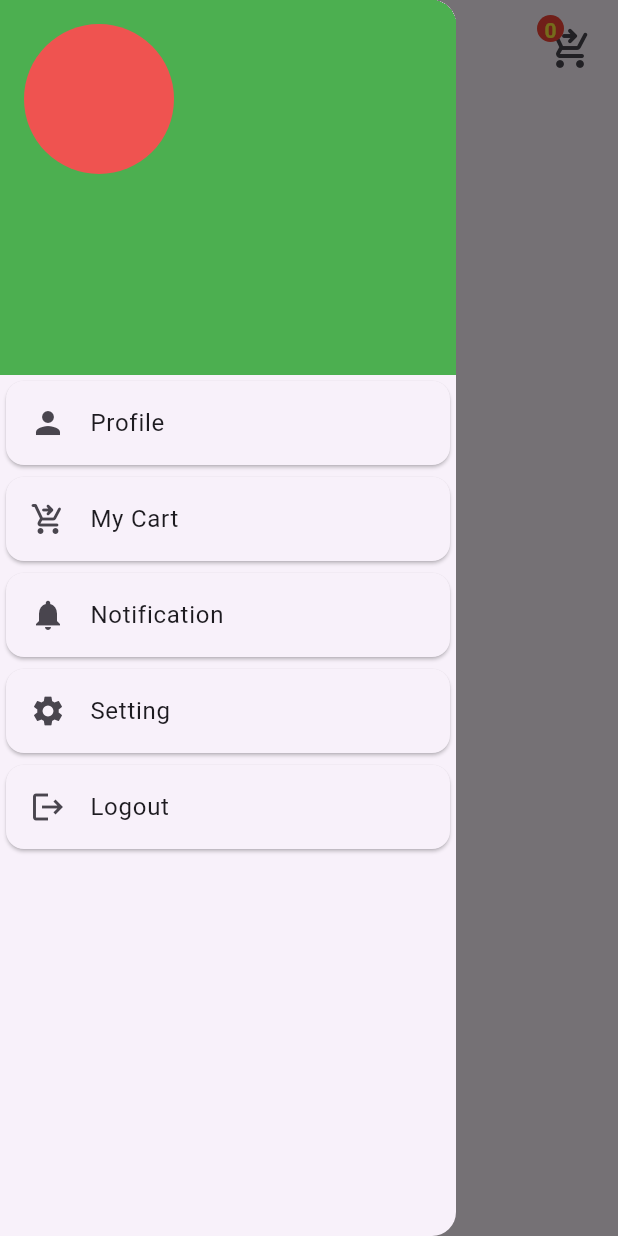
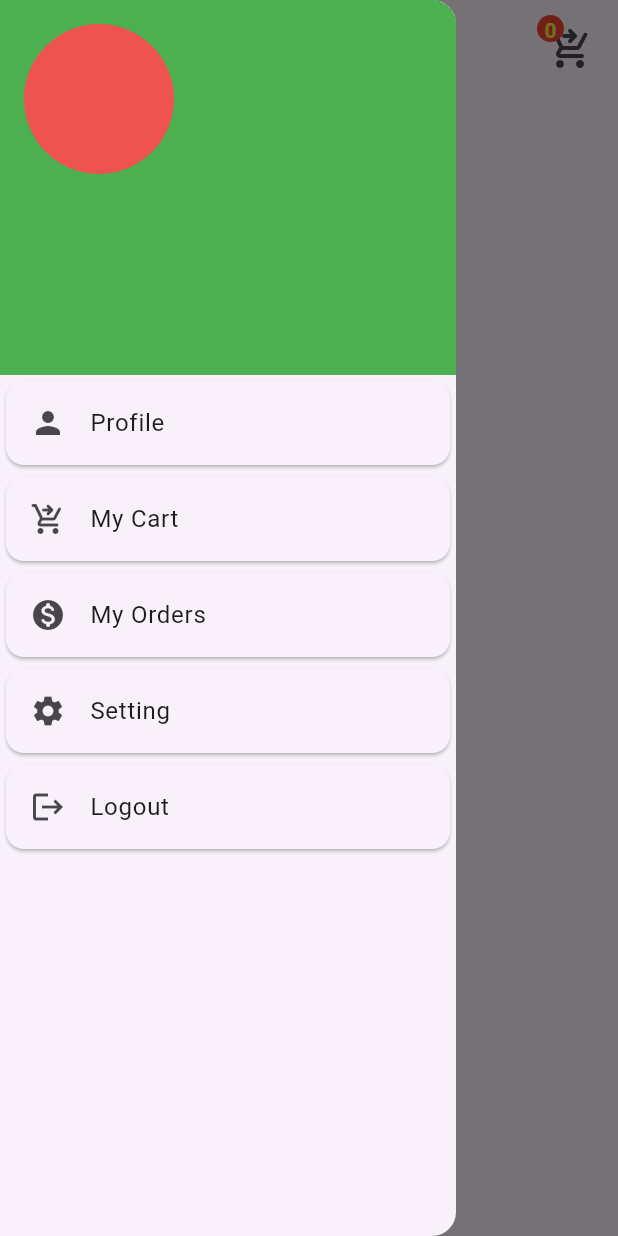
Before and after one commit to Irfanhossain909/ECom_user_flutter_firebase, a Flutter app: the ViewProductPage screen opened by its route, with the side drawer open, on a phone screen of 412 x 824 dp. Run offline on Flutter 3.47's test engine with Material 3 defaults, Android fonts, the phone set to English and light mode, and no system bars; our stand-ins replace cached_network_image, cloud_firestore, firebase_auth, firebase_core, firebase_storage, flutter_easyloading and 2 more; accounts and stored records are empty.

Commit message:
order list show in user dwraer menu

```diff
--- a/lib/customwidgets/home_drawer.dart
+++ b/lib/customwidgets/home_drawer.dart
@@ -2,6 +2,7 @@ import 'package:cached_network_image/cached_network_image.dart';
 import 'package:ecom_user/customwidgets/product_grid_item.dart';
 import 'package:ecom_user/pages/launcher_page.dart';
 import 'package:ecom_user/pages/login_page.dart';
+import 'package:ecom_user/pages/order_page.dart';
 import 'package:ecom_user/providers/auth_provider.dart';
 import 'package:flutter/material.dart';
 import 'package:provider/provider.dart';
@@ -63,9 +64,10 @@ class HomeDrawer extends StatelessWidget {
                child: ListTile(
                  onTap: (){
                    Navigator.pop(context);
+                   Navigator.pushNamed(context, OrderPage.routeName);
                  },
-                 title: const Text('Notification'),
-                 leading: const Icon(Icons.notifications),
+                 title: const Text('My Orders'),
+                 leading: const Icon(Icons.monetization_on_rounded),
                ),
              ),
              Card(
--- a/lib/db/db_helper.dart
+++ b/lib/db/db_helper.dart
@@ -48,6 +48,12 @@ class DbHelper {
 
   static Stream<QuerySnapshot<Map<String, dynamic>>> getAllProducts() =>
       _db.collection(_collectionProduct).where('available', isEqualTo: true).snapshots();//use where('available', isEqualTo: true) for getting only avilable product from firebase,
+
+
+  static Stream<QuerySnapshot<Map<String, dynamic>>> getOrdersByUser (String uid) => //specefic data get from firebase
+  _db.collection(_collectionOrder)
+      .where('userModel.uid', isEqualTo: uid)
+      .snapshots();
 
 
   static Stream<QuerySnapshot<Map<String, dynamic>>> getAllCartItemsByUser(String uid) =>
--- a/lib/pages/view_product.dart
+++ b/lib/pages/view_product.dart
@@ -20,6 +20,8 @@ class ViewProductPage extends StatelessWidget {
     context.read<ProductProvider>().getAllProducts();
     context.read<OrderProvider>().getOrderConstants();
     context.read<CartProvider>().getAllCartItemByUSer(
+        context.read<FirebaseAuthProvider>().currentUser!.uid);
+    context.read<OrderProvider>().getUserOrders(
         context.read<FirebaseAuthProvider>().currentUser!.uid);
     context.read<FirebaseAuthProvider>().getUserModel();
     return Scaffold(
--- a/lib/providers/order_provider.dart
+++ b/lib/providers/order_provider.dart
@@ -7,12 +7,11 @@ import 'package:flutter/foundation.dart';
 class OrderProvider with ChangeNotifier {
   OrderSettingModel settingsModel = OrderSettingModel();
 
-
+  List<OrderModel> userOrderList = [];
 
   Future<void> saveOrder(OrderModel order) {
     return DbHelper.addNewOrder(order);
   }
-
 
   getOrderConstants() {
     DbHelper.getAllOrderConstants().listen((snapshot) {
@@ -21,6 +20,13 @@ class OrderProvider with ChangeNotifier {
     });
   }
 
+  getUserOrders(String uid) {
+    DbHelper.getOrdersByUser(uid).listen((snapshot) {
+      userOrderList = List.generate(snapshot.docs.length,
+          (index) => OrderModel.fromMap(snapshot.docs[index].data()));
+      notifyListeners();
+    });
+  }
 
   num getDiscountAmountOnSubtotal(num subtotal) {
     return (subtotal * settingsModel.discount) / 100;
@@ -36,6 +42,8 @@ class OrderProvider with ChangeNotifier {
   }
 
   num getGrandTotal(num subtotal) {
-    return (subtotal - getDiscountAmountOnSubtotal(subtotal)) + getVatAmount(subtotal) + settingsModel.deliveryCharge;
+    return (subtotal - getDiscountAmountOnSubtotal(subtotal)) +
+        getVatAmount(subtotal) +
+        settingsModel.deliveryCharge;
   }
 }
```
Also changed, not shown: lib/customwidgets/product_grid_item.dart (+4 -4 lines), lib/pages/order_page.dart (+34 -9 lines).
